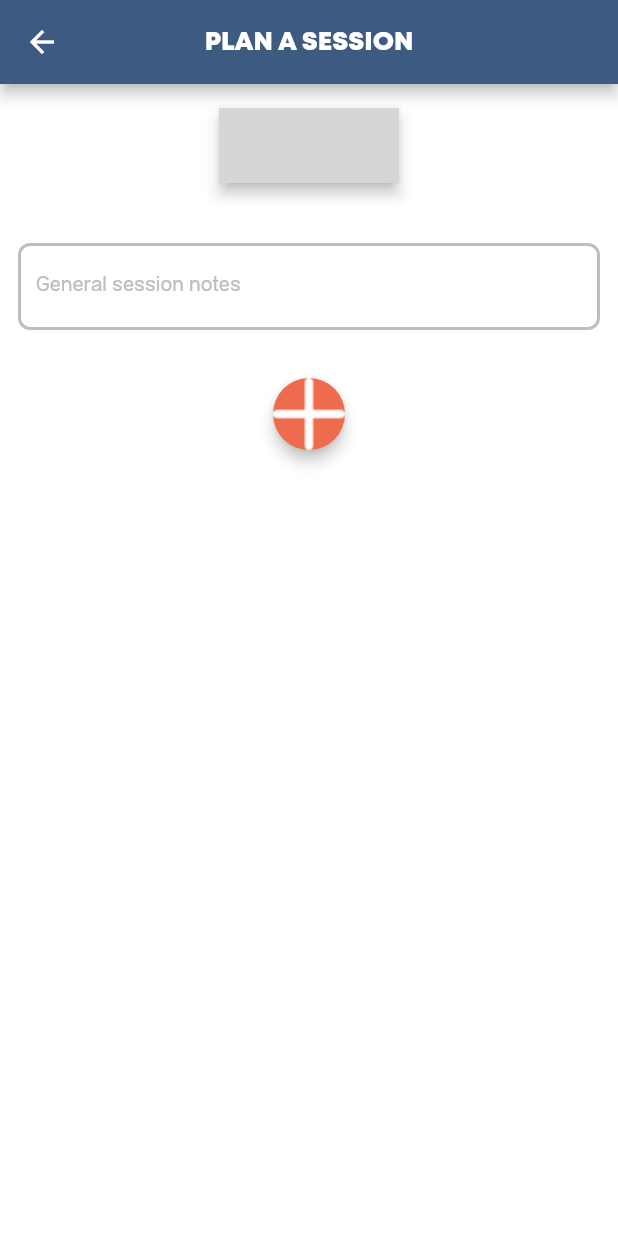
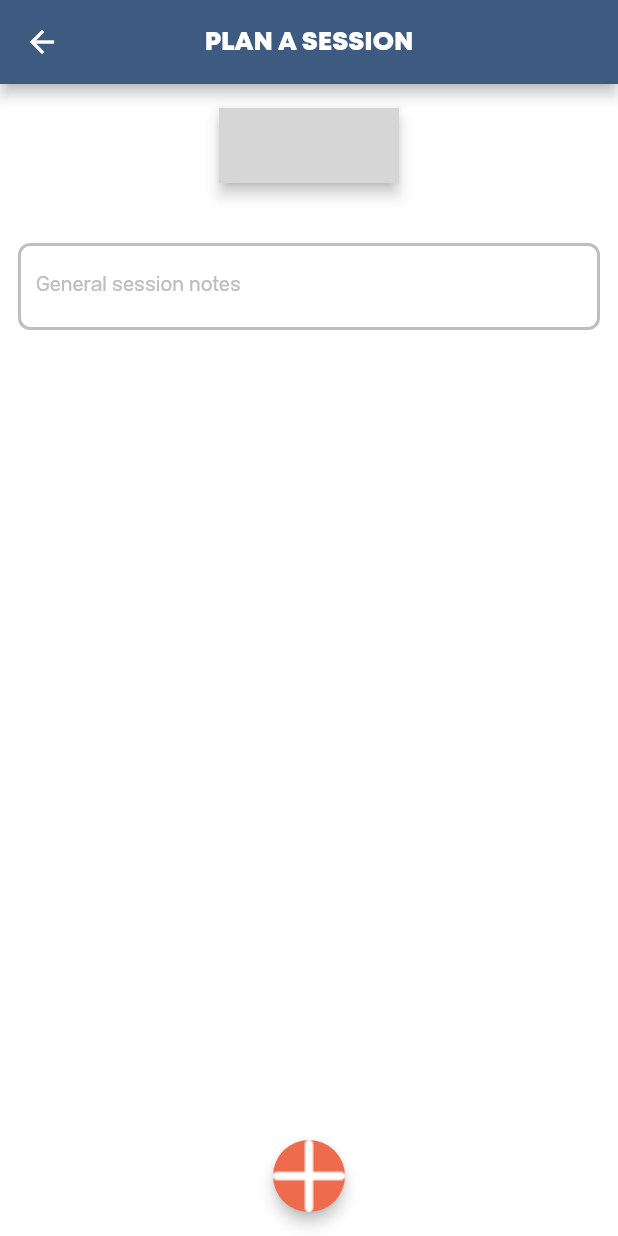
Before and after one commit to JPUF/ppl_course, a Flutter app: the SessionPage screen opened directly, on a phone screen of 412 x 824 dp. Run offline on Flutter 3.47's test engine with Material 2 defaults, Android fonts, the light colour scheme and no system bars; drawn by our look-alikes of animated_toggle_switch; our stand-ins replace bloc, flutter_bloc, flutter_svg, flutter_svg_provider, page_transition, scrollable_positioned_list and 1 more; grey boxes are pictures that could not be loaded.

Commit message:
Stacked add button

```diff
--- a/lib/presentation/pages/session/session_page.dart
+++ b/lib/presentation/pages/session/session_page.dart
@@ -55,7 +55,10 @@ class _SessionPageState extends State<SessionPage> {
           ),
           centerTitle: true,
         ),
-        body: SingleChildScrollView(
+        body: Stack(
+          alignment: Alignment.topCenter,
+          children: [
+            SingleChildScrollView(
               child: Container(
                 padding: const EdgeInsets.symmetric(horizontal: 8),
                 child: Column(
@@ -74,10 +77,18 @@ class _SessionPageState extends State<SessionPage> {
                         }),
                     const SizedBox(height: 16),
                     buildExerciseList(),
-                const SizedBox(height: 16),
+                    const SizedBox(height: 100),
                   ],
                 ),
               ),
+            ),
+            SizedBox(
+                height: MediaQuery.of(context).size.height,
+                width: MediaQuery.of(context).size.width,
+                child: Align(
+                    alignment: Alignment.bottomCenter,
+                    child: AddExerciseButton(onTap: () => showBottomSheet())))
+          ],
         ),
       ),
     );
@@ -117,11 +128,7 @@ class _SessionPageState extends State<SessionPage> {
             PlanExerciseWidget(exercise: e, sessionType: SessionType.push))
         .toList();
     return Column(
-      children: [
-        Column(children: exerciseWidgets),
-        const SizedBox(height: 16),
-        AddExerciseButton(onTap: () => showBottomSheet())
-      ],
+      children: [Column(children: exerciseWidgets)],
     );
   }
 
```
Lines whose indentation alone changed are shown as unchanged.
